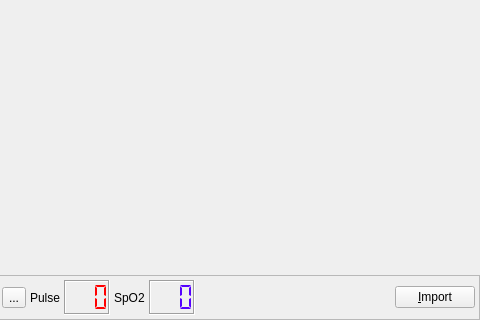
First picture: the form in oximetry.ui, repository sbonaime/sleepyhead-code., before the edit; both pictures show x 300 to 780 and y 116 to 436 of the 780 by 436 pixel window.
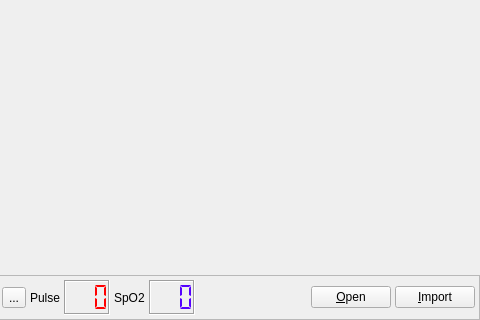
Second picture: the form after the edit. Icons and pictures are not drawn.

Commit message: Oximetry tab Open .spo & .spor support

What changed in the file:
```diff
--- a/oximetry.ui
+++ b/oximetry.ui
@@ -248,6 +248,13 @@
         </property>
        </spacer>
       </item>
+      <item>
+       <widget class="QPushButton" name="openButton">
+        <property name="text">
+         <string>&amp;Open</string>
+        </property>
+       </widget>
+      </item>
       <item>
        <widget class="QPushButton" name="ImportButton">
         <property name="text">
```
The commit also changes 9 other files.
